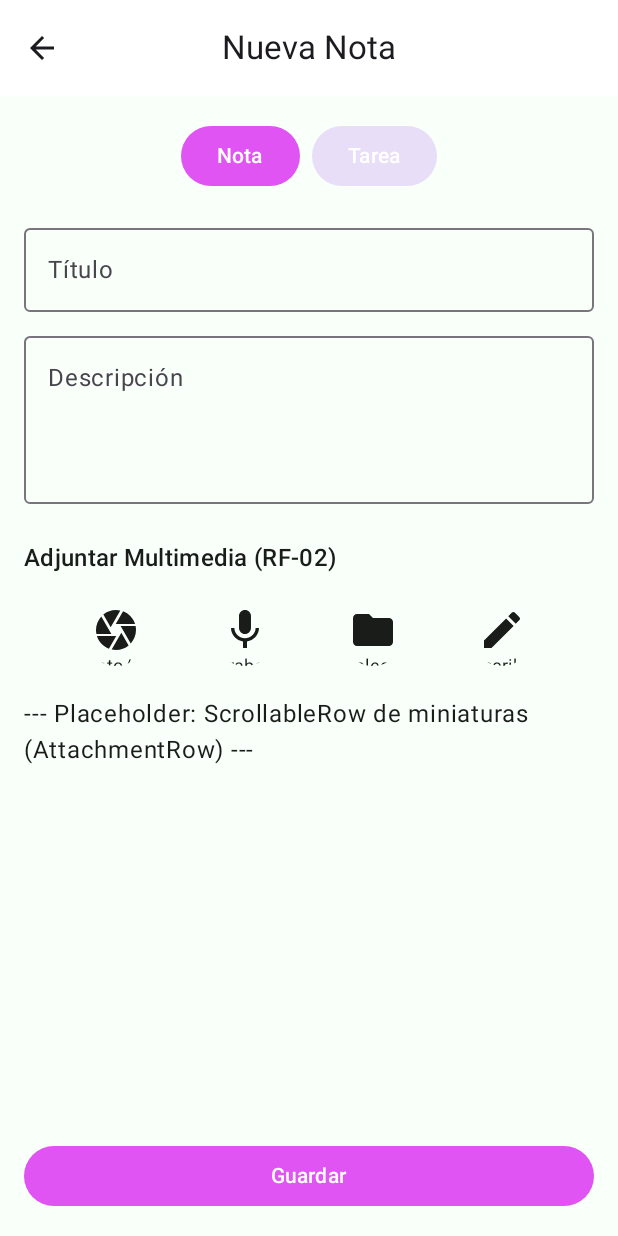
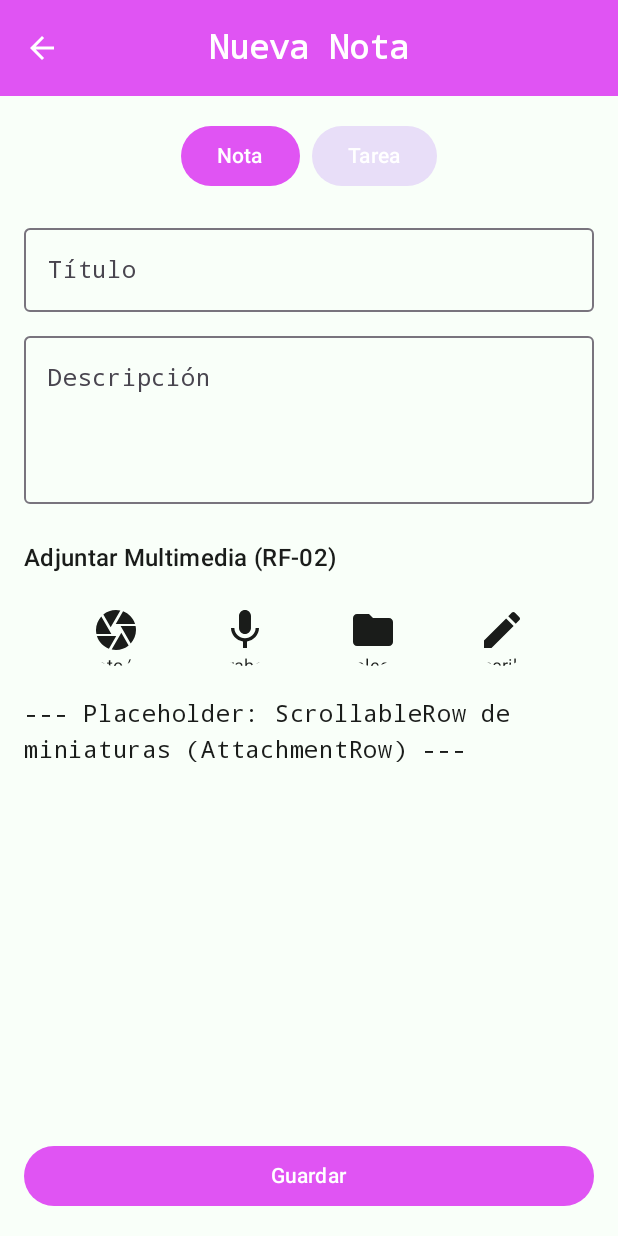
Before and after one commit to paolamontserrat/Proyecto-Final, an Android app built with Jetpack Compose: the screen it shows after launch (MainActivity), after a tap on "Crear Nuevo", on a phone screen of 412 x 824 dp. Run offline under Robolectric (Android 15) with nearby library versions, the phone set to English and light mode, and no system bars; our stand-ins replace Room's generated code, window size class.

Commit message:
Se arreglo toda la carpeta theme y en la vista MasterDetailLayout ya nos deja ver la informacion de la nota seleccionada

```diff
--- a/app/src/main/java/com/example/notasymedia/ui/screens/EntryFormScreen.kt
+++ b/app/src/main/java/com/example/notasymedia/ui/screens/EntryFormScreen.kt
@@ -180,11 +180,24 @@ fun EntryFormScreen(
 @OptIn(ExperimentalMaterial3Api::class)
 @Composable
 fun FormToolbar(isTask: Boolean, onNavigateBack: () -> Unit) {
+    val containerColor = MaterialTheme.colorScheme.primary
+    val contentColor = MaterialTheme.colorScheme.onPrimary
+
     CenterAlignedTopAppBar (
-        title = { Text(if (isTask) "Nueva Tarea" else "Nueva Nota") },
+        title = {
+            Text(
+                text = if (isTask) "Nueva Tarea" else "Nueva Nota",
+                style = MaterialTheme.typography.titleLarge
+            )
+        },
+        colors = TopAppBarDefaults.centerAlignedTopAppBarColors(
+            containerColor = containerColor,
+            titleContentColor = contentColor,
+            navigationIconContentColor = contentColor
+        ),
         navigationIcon = {
             IconButton(onClick = onNavigateBack) {
-            Icon(Icons.Filled.ArrowBack, contentDescription = "Volver")
+                Icon(Icons.Filled.ArrowBack, contentDescription = "Volver")
             }
         }
     )
--- a/app/src/main/java/com/example/notasymedia/ui/screens/MainScreen.kt
+++ b/app/src/main/java/com/example/notasymedia/ui/screens/MainScreen.kt
@@ -1,19 +1,16 @@
 package com.example.notasymedia.ui.screens
 
+import androidx.compose.foundation.background
 import androidx.compose.foundation.clickable
 import androidx.compose.foundation.layout.*
 import androidx.compose.foundation.lazy.LazyColumn
 import androidx.compose.foundation.lazy.items
 import androidx.compose.material.icons.Icons
-import androidx.compose.material.icons.automirrored.filled.Sort
-import androidx.compose.material.icons.automirrored.filled.Undo
 import androidx.compose.material.icons.filled.Add
 import androidx.compose.material.icons.filled.Check
 import androidx.compose.material.icons.filled.Delete
-import androidx.compose.material.icons.filled.Edit
-import androidx.compose.material.icons.filled.OpenInFull
+import androidx.compose.material.icons.filled.Menu
 import androidx.compose.material.icons.filled.Search
-import androidx.compose.material.icons.filled.Sort
 import androidx.compose.material.icons.filled.Undo
 import androidx.compose.material3.*
 import androidx.compose.runtime.*
@@ -29,6 +26,13 @@ import com.example.notasymedia.data.entity.TipoNota
 import com.example.notasymedia.ui.theme.NotasYMediaTheme
 import com.example.notasymedia.viewmodel.NotaViewModel
 import androidx.lifecycle.ViewModelProvider
+import androidx.compose.material3.TopAppBar
+import androidx.compose.material3.Text
+import androidx.compose.material3.IconButton
+import androidx.compose.material3.Icon
+import androidx.compose.material3.MaterialTheme
+import androidx.compose.material3.TopAppBarDefaults
+import androidx.compose.runtime.Composable
 
 @Composable
 fun MainScreen(
@@ -62,7 +66,7 @@ fun MainScreen(
     )
 
     Scaffold(
-        topBar = { AppToolbar() },
+        topBar = { AppToolbar(title = "Notas y Tareas") },
         floatingActionButton = { CustomFab(onClick = { onNavigateToForm(-1) }) }
     ) { paddingValues ->
         Column(
@@ -139,15 +143,33 @@ fun TaskCard(
 
 @OptIn(ExperimentalMaterial3Api::class)
 @Composable
-fun AppToolbar() {
-    CenterAlignedTopAppBar(
-        title = { Text("Notas y Tareas") },
+fun AppToolbar(
+    title: String,
+    modifier: Modifier = Modifier
+) {
+    val containerColor = MaterialTheme.colorScheme.primary
+    val contentColor = MaterialTheme.colorScheme.onPrimary
+
+    TopAppBar(
+        modifier = modifier,
+        title = {
+            Text(
+                text = title,
+                style = MaterialTheme.typography.titleLarge
+            )
+        },
+        colors = TopAppBarDefaults.topAppBarColors(
+            containerColor = containerColor,
+            titleContentColor = contentColor,
+            actionIconContentColor = contentColor,
+            navigationIconContentColor = contentColor
+        ),
         actions = {
-            IconButton(onClick = { /* Buscar */ }) {
-                Icon(Icons.Filled.Search, contentDescription = "Buscar")
+            IconButton(onClick = { /* Acción de búsqueda */ }) {
+                Icon(Icons.Default.Search, contentDescription = "Buscar")
             }
-            IconButton(onClick = { /* Ordenar */ }) {
-                Icon(Icons.Filled.Sort, contentDescription = "Ordenar")
+            IconButton(onClick = { /* Acción de menú */ }) {
+                Icon(Icons.Default.Menu, contentDescription = "Menú")
             }
         }
     )
--- a/app/src/main/java/com/example/notasymedia/ui/theme/Color.kt
+++ b/app/src/main/java/com/example/notasymedia/ui/theme/Color.kt
@@ -1,6 +1,9 @@
 package com.example.notasymedia.ui.theme
 
+import androidx.compose.material3.darkColorScheme
+import androidx.compose.material3.lightColorScheme
 import androidx.compose.ui.graphics.Color
+
 
 val Purple80 = Color(0xFFD0BCFF)
 val PurpleGrey80 = Color(0xFFCCC2DC)
@@ -9,3 +12,35 @@ val Pink80 = Color(0xFFEFB8C8)
 val Purple40 = Color(0xFF6650a4)
 val PurpleGrey40 = Color(0xFF625b71)
 val Pink40 = Color(0xFF7D5260)
+
+
+
+// Paleta de Colores Clara (LightColorPalette)
+val LightColorScheme = lightColorScheme(
+    primary = Color(0xFFE054F3),
+    onPrimary = Color.White,
+    secondary = Color(0xFFA278A6),
+    onSecondary = Color.White,
+    tertiary = Color(0xFF705B2E),
+    background = Color(0xFFF9FFF9),
+    onBackground = Color(0xFF1A1C1A),
+    surface = Color(0xFFFFFFFF),
+    onSurface = Color(0xFF1A1C1A),
+    error = Color(0xFFBA1A1A)
+)
+
+// Paleta de Colores Oscura (DarkColorPalette)
+val DarkColorScheme = darkColorScheme(
+    primary = Color(0xFFF4ADFF),
+    onPrimary = Color(0xFF5A007F),
+    secondary = Color(0xFFCFB3D0),
+    onSecondary = Color(0xFF381E3B),
+    tertiary = Color(0xFFE0C9A5),
+    onTertiary = Color(0xFF3A2E00),
+    background = Color(0xFF1A1C1A),
+    onBackground = Color(0xFFE2E3DF),
+    surface = Color(0xFF232824),
+    onSurface = Color(0xFFE2E3DF),
+    error = Color(0xFFF2B8B5),
+    onError = Color(0xFF601410)
+)
--- a/app/src/main/java/com/example/notasymedia/ui/theme/Theme.kt
+++ b/app/src/main/java/com/example/notasymedia/ui/theme/Theme.kt
@@ -1,33 +1,8 @@
 package com.example.notasymedia.ui.theme
 
 import androidx.compose.foundation.isSystemInDarkTheme
-import androidx.compose.material3.*
+import androidx.compose.material3.MaterialTheme
 import androidx.compose.runtime.Composable
-import androidx.compose.ui.graphics.Color
-
-// Paleta de Colores Clara (LightColorPalette)
-private val LightColorScheme = lightColorScheme(
-    primary = Color(0xFFE054F3),       // Botones y Elementos Activos
-    secondary = Color(0xFFA278A6),    // Clasificadores y Filtros (RF-06)
-    tertiary = Color(0xFF705B2E),
-    background = Color(0xFFF9FFF9),   // Fondo Claro
-    surface = Color(0xFFFFFFFF),      // Fondo de Cards/Tarjetas
-    error = Color(0xFFBA1A1A),
-    onPrimary = Color.White,
-    onBackground = Color(0xFF1A1C1A)
-)
-
-// Paleta de Colores Oscura (DarkColorPalette)
-private val DarkColorScheme = darkColorScheme(
-    primary = Color(0xFF63DDAB),
-    secondary = Color(0xFFB4CCBB),
-    tertiary = Color(0xFFDEC598),
-    background = Color(0xFF1A1C1A),   // Fondo Oscuro
-    surface = Color(0xFF232824),      // Fondo de Cards/Tarjetas Oscuro
-    error = Color(0xFFBA1A1A),
-    onPrimary = Color(0xFF003820),
-    onBackground = Color(0xFFE2E3DF)
-)
 
 @Composable
 fun NotasYMediaTheme(
@@ -41,8 +16,8 @@ fun NotasYMediaTheme(
 
     MaterialTheme(
         colorScheme = colorScheme,
-        typography = Typography, // Usa la tipografía definida
-        shapes = Shapes,         // Usa las formas definidas
+        typography = Typography,
+        shapes = Shapes,
         content = content
     )
 }
--- a/app/src/main/java/com/example/notasymedia/ui/theme/Type.kt
+++ b/app/src/main/java/com/example/notasymedia/ui/theme/Type.kt
@@ -6,29 +6,35 @@ import androidx.compose.ui.text.font.FontFamily
 import androidx.compose.ui.text.font.FontWeight
 import androidx.compose.ui.unit.sp
 
-// Set of Material typography styles to start with
+val CustomFontFamily = FontFamily.Monospace
+
 val Typography = Typography(
-    bodyLarge = TextStyle(
-        fontFamily = FontFamily.Default,
+    headlineMedium = TextStyle(
+        fontFamily = CustomFontFamily,
+        fontWeight = FontWeight.SemiBold,
+        fontSize = 28.sp,
+        lineHeight = 36.sp,
+        letterSpacing = 0.sp
+    ),
+    titleLarge = TextStyle( // Usado para títulos de nota o sub-títulos importantes
+        fontFamily = CustomFontFamily,
+        fontWeight = FontWeight.SemiBold,
+        fontSize = 22.sp,
+        lineHeight = 28.sp,
+        letterSpacing = 0.sp
+    ),
+    bodyLarge = TextStyle( // Cuerpo de texto principal (descripción de la nota)
+        fontFamily = CustomFontFamily,
         fontWeight = FontWeight.Normal,
         fontSize = 16.sp,
         lineHeight = 24.sp,
         letterSpacing = 0.5.sp
-    )
-    /* Other default text styles to override
-    titleLarge = TextStyle(
-        fontFamily = FontFamily.Default,
-        fontWeight = FontWeight.Normal,
-        fontSize = 22.sp,
-        lineHeight = 28.sp,
-        letterSpacing = 0.sp
     ),
-    labelSmall = TextStyle(
-        fontFamily = FontFamily.Default,
+    labelMedium = TextStyle( // Texto de botones, etiquetas pequeñas como las tabs
+        fontFamily = CustomFontFamily,
         fontWeight = FontWeight.Medium,
-        fontSize = 11.sp,
+        fontSize = 12.sp,
         lineHeight = 16.sp,
         letterSpacing = 0.5.sp
     )
-    */
 )
```
Also changed, not shown: app/src/main/java/com/example/notasymedia/MainActivity.kt (+7 -4 lines), app/src/main/java/com/example/notasymedia/ui/screens/DetailScreen.kt (+16 -2 lines), app/src/main/java/com/example/notasymedia/ui/screens/MasterDetailLayout.kt (+53 -20 lines), app/src/main/java/com/example/notasymedia/ui/theme/Shape.kt (line endings or trailing spaces).
